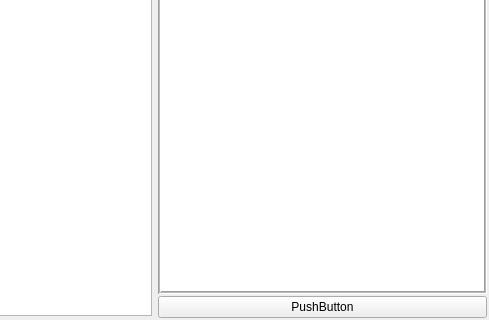
Old version of the form KPPAutomation/mainwindow.ui in the repository ruisebastiao/KPPQtAutomation_old; both pictures show x 94 to 583 and y 163 to 483 of the 583 by 483 pixel window.
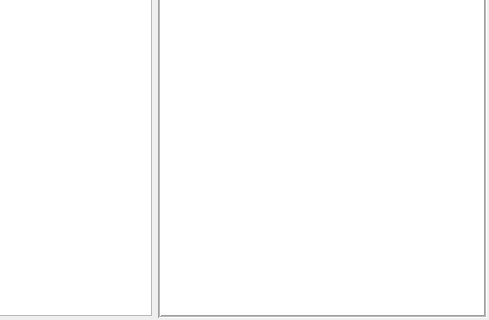
New version of the form. Custom widgets are drawn as their Qt base class.

```diff
--- a/KPPAutomation/mainwindow.ui
+++ b/KPPAutomation/mainwindow.ui
@@ -145,13 +145,6 @@
            </property>
           </widget>
          </item>
-         <item>
-          <widget class="QPushButton" name="pushButton">
-           <property name="text">
-            <string>PushButton</string>
-           </property>
-          </widget>
-         </item>
         </layout>
        </widget>
       </item>
```
